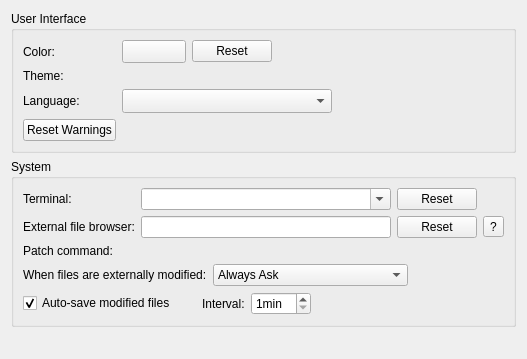
Before: the Qt Designer form src/plugins/coreplugin/generalsettings.ui in qt-creator/qt-creator, drawn with Qt 5.
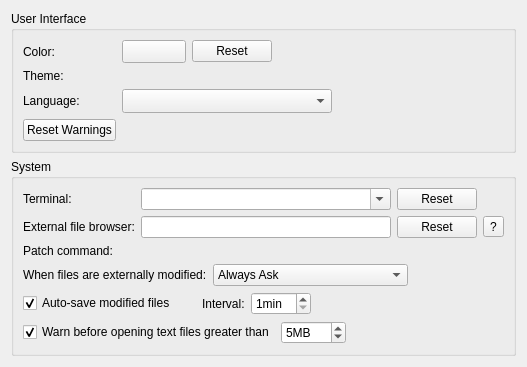
After: the same form once the commit is applied. Icons and pictures are not drawn. Custom widgets are drawn as their Qt base class.

Commit message:
EditorManager: Warn before opening big text files
...since these might lead to out of memory situations and thus to
crashes. The warning and the file size limited is configurable in
Environment > General.

Task-number: QTCREATORBUG-14390

```diff
--- a/src/plugins/coreplugin/generalsettings.ui
+++ b/src/plugins/coreplugin/generalsettings.ui
@@ -7,7 +7,7 @@
     <x>0</x>
     <y>0</y>
     <width>527</width>
-    <height>359</height>
+    <height>366</height>
    </rect>
   </property>
   <layout class="QVBoxLayout" name="verticalLayout">
@@ -310,6 +310,49 @@
         </item>
        </layout>
       </item>
+      <item row="5" column="0" colspan="4">
+       <layout class="QHBoxLayout" name="horizontalLayout_4">
+        <item>
+         <widget class="QCheckBox" name="warnBeforeOpeningBigFiles">
+          <property name="text">
+           <string>Warn before opening text files greater than</string>
+          </property>
+          <property name="checked">
+           <bool>true</bool>
+          </property>
+         </widget>
+        </item>
+        <item>
+         <widget class="QSpinBox" name="bigFilesLimitSpinBox">
+          <property name="suffix">
+           <string>MB</string>
+          </property>
+          <property name="minimum">
+           <number>1</number>
+          </property>
+          <property name="maximum">
+           <number>500</number>
+          </property>
+          <property name="value">
+           <number>5</number>
+          </property>
+         </widget>
+        </item>
+        <item>
+         <spacer name="horizontalSpacer_4">
+          <property name="orientation">
+           <enum>Qt::Horizontal</enum>
+          </property>
+          <property name="sizeHint" stdset="0">
+           <size>
+            <width>40</width>
+            <height>20</height>
+           </size>
+          </property>
+         </spacer>
+        </item>
+       </layout>
+      </item>
      </layout>
     </widget>
    </item>
```
Left out of the diff: 24 changed lines with no effect on the pictures. The commit also changes 4 other files.
